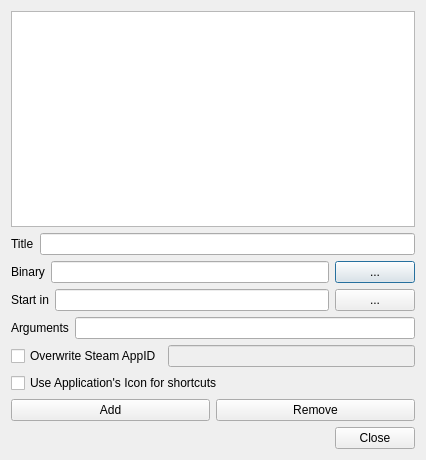
The window that modorganizer/src/editexecutablesdialog.ui (Holt59/mo2-merge) describes before a commit, drawn with Qt 5.
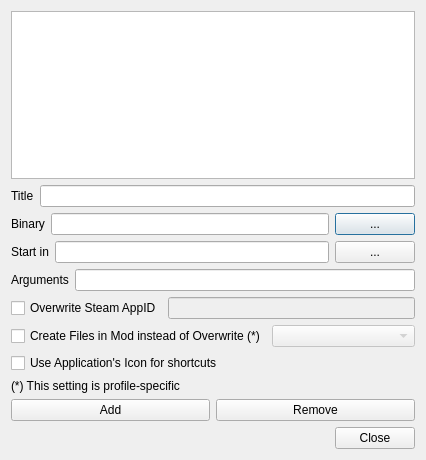
The same window after the commit. Icons and pictures are not drawn.

Commit message: [modorganizer] added option to use a mod as the target to create now files instead of "overwrite"

Patch:
```diff
--- a/modorganizer/src/editexecutablesdialog.ui
+++ b/modorganizer/src/editexecutablesdialog.ui
@@ -164,6 +164,27 @@
      </item>
     </layout>
    </item>
+   <item>
+    <layout class="QHBoxLayout" name="horizontalLayout_9" stretch="0,1">
+     <item>
+      <widget class="QCheckBox" name="newFilesModCheckBox">
+       <property name="toolTip">
+        <string>If this is enabled, new files are created in the specified mod instead of the &quot;Overwrite&quot; mod.</string>
+       </property>
+       <property name="text">
+        <string>Create Files in Mod instead of Overwrite (*)</string>
+       </property>
+      </widget>
+     </item>
+     <item>
+      <widget class="QComboBox" name="newFilesModBox">
+       <property name="enabled">
+        <bool>false</bool>
+       </property>
+      </widget>
+     </item>
+    </layout>
+   </item>
    <item>
     <widget class="QCheckBox" name="useAppIconCheckBox">
      <property name="text">
@@ -171,6 +192,13 @@
      </property>
     </widget>
    </item>
+   <item>
+    <widget class="QLabel" name="label_5">
+     <property name="text">
+      <string>(*) This setting is profile-specific</string>
+     </property>
+    </widget>
+   </item>
    <item>
     <layout class="QHBoxLayout" name="horizontalLayout_2">
      <item>
```
Left out of the diff: 17 changed lines with no effect on the pictures. The commit also changes 8 other files.
